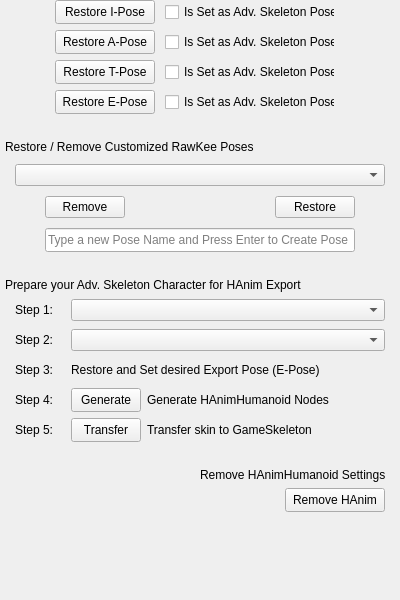
Before: the Qt Designer form rawkee4maya/maya/auxilary/RKBasicHAnimSkeletonEditor.ui in und-dream-lab/rawkee, drawn with Qt 5.
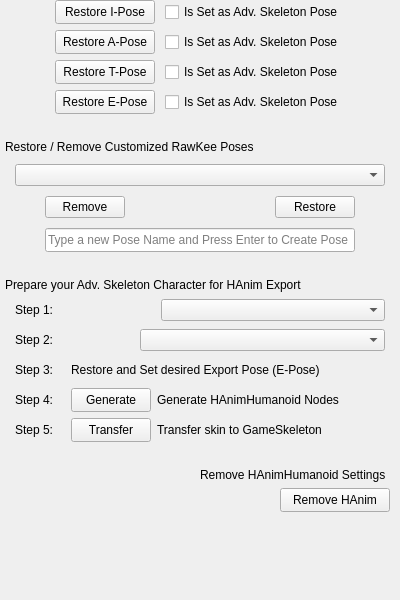
After: the same form once the commit is applied.

Diff of the .ui file:
```diff
--- a/rawkee4maya/maya/auxilary/RKBasicHAnimSkeletonEditor.ui
+++ b/rawkee4maya/maya/auxilary/RKBasicHAnimSkeletonEditor.ui
@@ -18,8 +18,8 @@
   </property>
   <property name="maximumSize">
    <size>
-    <width>400</width>
-    <height>600</height>
+    <width>16777215</width>
+    <height>16777215</height>
    </size>
   </property>
   <property name="windowTitle">
@@ -85,8 +85,8 @@
            </property>
            <property name="maximumSize">
             <size>
-             <width>170</width>
-             <height>24</height>
+             <width>16777215</width>
+             <height>16777215</height>
             </size>
            </property>
            <property name="text">
@@ -146,8 +146,8 @@
            </property>
            <property name="maximumSize">
             <size>
-             <width>170</width>
-             <height>24</height>
+             <width>16777215</width>
+             <height>16777215</height>
             </size>
            </property>
            <property name="text">
@@ -207,8 +207,8 @@
            </property>
            <property name="maximumSize">
             <size>
-             <width>170</width>
-             <height>24</height>
+             <width>16777215</width>
+             <height>16777215</height>
             </size>
            </property>
            <property name="text">
@@ -268,8 +268,8 @@
            </property>
            <property name="maximumSize">
             <size>
-             <width>170</width>
-             <height>24</height>
+             <width>16777215</width>
+             <height>16777215</height>
             </size>
            </property>
            <property name="text">
@@ -467,8 +467,8 @@
            </property>
            <property name="maximumSize">
             <size>
-             <width>50</width>
-             <height>24</height>
+             <width>16777215</width>
+             <height>16777215</height>
             </size>
            </property>
            <property name="text">
@@ -513,8 +513,8 @@
            </property>
            <property name="maximumSize">
             <size>
-             <width>50</width>
-             <height>24</height>
+             <width>16777215</width>
+             <height>16777215</height>
             </size>
            </property>
            <property name="text">
@@ -653,8 +653,8 @@
            </property>
            <property name="maximumSize">
             <size>
-             <width>70</width>
-             <height>24</height>
+             <width>16777215</width>
+             <height>16777215</height>
             </size>
            </property>
            <property name="text">
@@ -673,7 +673,7 @@
            <property name="maximumSize">
             <size>
              <width>16777215</width>
-             <height>24</height>
+             <height>16777215</height>
             </size>
            </property>
            <property name="text">
@@ -733,8 +733,8 @@
            </property>
            <property name="maximumSize">
             <size>
-             <width>70</width>
-             <height>24</height>
+             <width>16777215</width>
+             <height>16777215</height>
             </size>
            </property>
            <property name="text">
@@ -752,8 +752,8 @@
            </property>
            <property name="maximumSize">
             <size>
-             <width>170</width>
-             <height>24</height>
+             <width>16777215</width>
+             <height>16777215</height>
             </size>
            </property>
            <property name="text">
@@ -818,8 +818,8 @@
            </property>
            <property name="maximumSize">
             <size>
-             <width>100</width>
-             <height>24</height>
+             <width>16777215</width>
+             <height>16777215</height>
             </size>
            </property>
            <property name="text">
```
Left out of the diff: 28 changed lines with no effect on the pictures.
